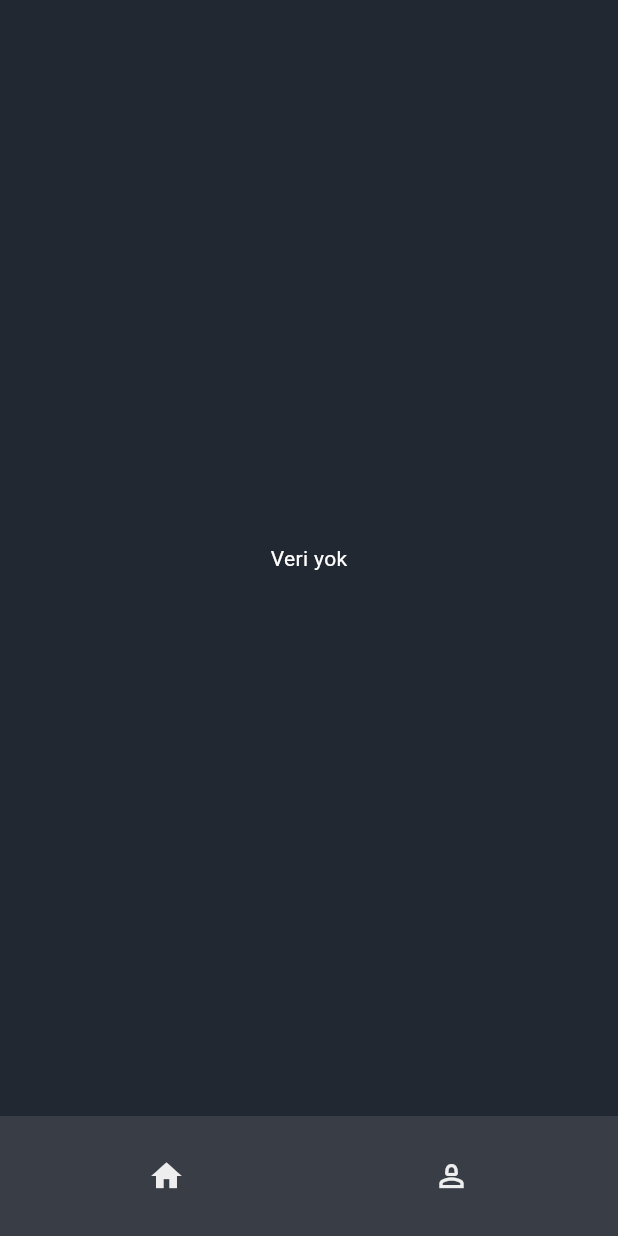
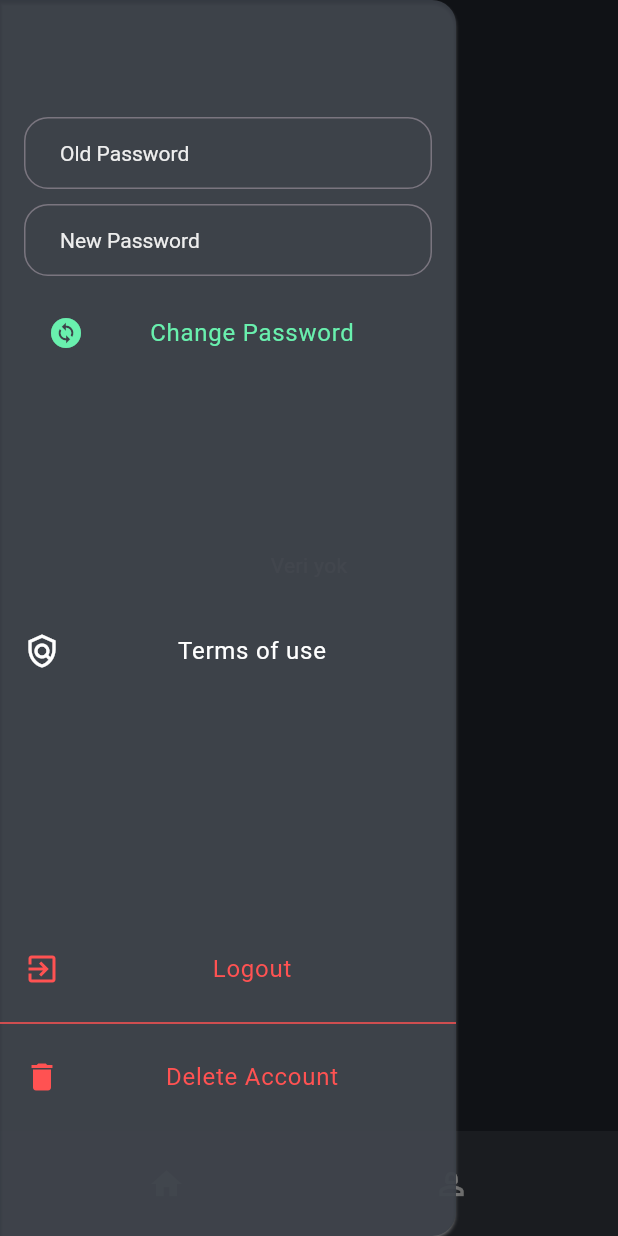
Before and after one commit to burakutf/tradeapp, a Flutter app: the ProfileDetail screen opened by its route, with the side drawer open (before the commit the screen has no drawer), on a phone screen of 412 x 824 dp. Run offline on Flutter 3.47's test engine with Material 2 defaults, Android fonts, the light colour scheme and no system bars; our stand-ins replace carousel_slider, dio, shared_preferences; accounts and stored records are empty; network calls fail.

Commit message:
language_fix_and_android_icon

```diff
--- a/lib/screens/auth/login.dart
+++ b/lib/screens/auth/login.dart
@@ -180,7 +180,7 @@ class LoginPageState extends State<LoginPage> {
                     hintStyle: const TextStyle(
                       color: Colors.white,
                     ),
-                    labelText: "Şifre",
+                    labelText: "Password",
                     labelStyle: textStyle,
                     border: OutlineInputBorder(
                       borderRadius: BorderRadius.circular(16),
@@ -195,9 +195,9 @@ class LoginPageState extends State<LoginPage> {
                   ),
                   validator: (value) {
                     if (value == null || value.isEmpty) {
-                      return 'Şifre boş bırakılamaz';
+                      return 'Password cannot be left blank';
                     } else if (value.length < 8) {
-                      return 'Şifre en az 8 karakter olmalıdır';
+                      return 'Password must be at least 8 characters';
                     }
                     return null;
                   },
--- a/lib/screens/auth/next_step_forgot_password.dart
+++ b/lib/screens/auth/next_step_forgot_password.dart
@@ -305,7 +305,7 @@ class ForgotPasswordNextStepPageState extends State<ForgotPasswordNextStepPage>
                         width: 300,
                         child: Center(
                           child: Text(
-                            'Onayla',
+                            'Accept',
                             style: TextStyle(color: Colors.black),
                           ),
                         ),
--- a/lib/screens/auth/verification_code.dart
+++ b/lib/screens/auth/verification_code.dart
@@ -239,7 +239,7 @@ class EmailVerificationPageState extends State<EmailVerificationPage> {
                         width: 300,
                         child: Center(
                           child: Text(
-                            'Onayla',
+                            'Accept',
                             style: TextStyle(color: Colors.black),
                           ),
                         ),
--- a/lib/screens/profile.dart
+++ b/lib/screens/profile.dart
@@ -21,6 +21,7 @@ class _ProfileDetailState extends State<ProfileDetail> {
   final TextEditingController phoneController = TextEditingController();
   final TextEditingController oldPasswordController = TextEditingController();
   final TextEditingController passwordController = TextEditingController();
+  int? userId;
   String? _errorMessage;
   final _formKey = GlobalKey<FormState>();
   Color errorColor = Colors.redAccent;
@@ -48,6 +49,9 @@ class _ProfileDetailState extends State<ProfileDetail> {
     );
   }
 
+  final GlobalKey<ScaffoldState> scaffoldKey =
+      GlobalKey<ScaffoldState>(); // Anahtar oluştur
+
   void updatePassword() async {
     final response = await ApiService().updatePassword(
         oldPassword: oldPasswordController.text,
@@ -57,7 +61,7 @@ class _ProfileDetailState extends State<ProfileDetail> {
       if (response.containsKey('message')) {
         setState(() {
           _errorMessage = "Changed Password";
-          errorColor=Colors.greenAccent;
+          errorColor = Colors.greenAccent;
           oldPasswordController.clear();
           passwordController.clear();
         });
@@ -80,9 +84,67 @@ class _ProfileDetailState extends State<ProfileDetail> {
     });
   }
 
+  Future<void> _showDeleteConfirmationDialog(
+      BuildContext context, String title, String text) async {
+    return showDialog<void>(
+      context: context,
+      barrierDismissible:
+          false, // Kullanıcı ekranın dışına tıklayarak kapatamaz
+      builder: (BuildContext context) {
+        return AlertDialog(
+          backgroundColor: Theme.of(context).scaffoldBackgroundColor,
+          title: Text(
+            title,
+            style: const TextStyle(color: Colors.white),
+          ),
+          content: SingleChildScrollView(
+            child: ListBody(
+              children: <Widget>[
+                Text(
+                  text,
+                  style: const TextStyle(color: Colors.white),
+                ),
+              ],
+            ),
+          ),
+          actions: <Widget>[
+            TextButton(
+              child: const Text(
+                'Cancel',
+                style: TextStyle(color: Colors.white),
+              ),
+              onPressed: () {
+                Navigator.of(context).pop();
+              },
+            ),
+            TextButton(
+              child: const Text(
+                'OK',
+                style: TextStyle(color: Colors.white),
+              ),
+              onPressed: () async {
+                await ApiService().removeUserProfile(userId);
+                AuthService().deleteAuthToken();
+                _navigateToHome();
+              },
+            ),
+          ],
+        );
+      },
+    );
+  }
+
+  void _navigateToHome() {
+    Navigator.of(context).pushReplacement(
+      PageRouteBuilder(
+        pageBuilder: (context, animation1, animation2) => const HomePage(),
+        transitionDuration: const Duration(seconds: 0),
+      ),
+    );
+  }
+
   @override
   Widget build(BuildContext context) {
-
     TextStyle textStyle = Theme.of(context).textTheme.displayLarge!;
     ThemeData themeData = Theme.of(context);
     TextStyle textStyleLarge = Theme.of(context).textTheme.titleMedium!;
@@ -91,12 +153,194 @@ class _ProfileDetailState extends State<ProfileDetail> {
     TextStyle textStyleSmall = Theme.of(context).textTheme.displaySmall!;
 
     return Scaffold(
+      key: scaffoldKey,
       bottomNavigationBar: const CustomBottomAppBar(),
+      drawer: Drawer(
+        child: Column(
+          mainAxisAlignment: MainAxisAlignment.spaceAround,
+          children: [
+            Form(
+              key: _formKey,
+              child: Padding(
+                padding: const EdgeInsets.only(left: 16.0, right: 16.0),
+                child: Column(
+                  // Column kullanarak alt alta sıralama
+                  children: [
+                    TextFormField(
+                      controller: oldPasswordController,
+                      obscureText: true,
+                      style: textStyle,
+                      cursorColor: Theme.of(context).primaryColor,
+                      decoration: InputDecoration(
+                        contentPadding: const EdgeInsets.symmetric(
+                          vertical: 10.0,
+                          horizontal: 20.0,
+                        ),
+                        focusedBorder: OutlineInputBorder(
+                          borderRadius: BorderRadius.circular(16),
+                          borderSide: BorderSide(
+                            color: themeData.primaryColor,
+                          ), // Border rengi
+                        ),
+                        hintStyle: const TextStyle(
+                          color: Colors.white,
+                        ),
+                        labelText: "Old Password",
+                        labelStyle: textStyleSmall,
+                        border: OutlineInputBorder(
+                          borderRadius: BorderRadius.circular(16),
+                        ),
+                      ),
+                      validator: (value) {
+                        if (value == null || value.isEmpty) {
+                          return 'Password cannot be left blank';
+                        } else if (value.length < 8) {
+                          return 'Password must be at least 8 characters';
+                        }
+                        return null;
+                      },
+                    ),
+                    const SizedBox(
+                      height: 10,
+                    ),
+                    TextFormField(
+                      controller: passwordController,
+                      obscureText: true,
+                      style: textStyle,
+                      cursorColor: Theme.of(context).primaryColor,
+                      decoration: InputDecoration(
+                        contentPadding: const EdgeInsets.symmetric(
+                          vertical: 10.0,
+                          horizontal: 20.0,
+                        ),
+                        focusedBorder: OutlineInputBorder(
+                          borderRadius: BorderRadius.circular(16),
+                          borderSide: BorderSide(
+                            color: themeData.primaryColor,
+                          ), // Border rengi
+                        ),
+                        hintStyle: const TextStyle(
+                          color: Colors.white,
+                        ),
+                        labelText: "New Password",
+                        labelStyle: textStyleSmall,
+                        border: OutlineInputBorder(
+                          borderRadius: BorderRadius.circular(16),
+                        ),
+                      ),
+                      validator: (value) {
+                        if (value == null || value.isEmpty) {
+                          return 'Password cannot be left blank';
+                        } else if (value.length < 8) {
+                          return 'Password must be at least 8 characters';
+                        }
+                        return null;
+                      },
+                    ),
+                    const SizedBox(
+                      height: 10,
+                    ),
+                    if (_errorMessage != null)
+                      Text(
+                        _errorMessage!,
+                        style: TextStyle(
+                          color: errorColor,
+                          fontSize: 16,
+                        ),
+                      ),
+                    ListTile(
+                      onTap: () {
+                        if (_formKey.currentState!.validate()) {
+                          updatePassword();
+                        }
+                      },
+                      leading: const Icon(
+                        Icons.change_circle,
+                        color: Colors.greenAccent,
+                      ),
+                      title: const SizedBox(
+                        height: 30,
+                        width: 130,
+                        child: Center(
+                          child: Text(
+                            "Change Password",
+                            style: TextStyle(color: Colors.greenAccent),
+                          ),
+                        ),
+                      ),
+                    ),
+                  ],
+                ),
+              ),
+            ),
+            ListTile(
+              onTap: () {},
+              leading: const Icon(
+                Icons.policy_outlined,
+                color: Colors.white,
+              ),
+              title: const Center(
+                child:
+                    Text("Terms of use", style: TextStyle(color: Colors.white)),
+              ),
+            ),
+            Column(
+              children: [
+                ListTile(
+                  onTap: () {
+                    AuthService().deleteAuthToken();
+                    Navigator.of(context).pushReplacement(
+                      PageRouteBuilder(
+                        pageBuilder: (context, animation1, animation2) =>
+                            const HomePage(),
+                        transitionDuration: const Duration(seconds: 0),
+                      ),
+                    );
+                  },
+                  leading: const Icon(
+                    Icons.exit_to_app,
+                    color: Colors.redAccent,
+                  ),
+                  title: const SizedBox(
+                    height: 30,
+                    width: 100,
+                    child: Center(
+                      child: Text(
+                        "Logout",
+                        style: TextStyle(color: Colors.redAccent),
+                      ),
+                    ),
+                  ),
+                ),
+                const Divider(
+                  thickness: 1,
+                  color: Colors.redAccent,
+                ),
+                ListTile(
+                  onTap: () {
+                    _showDeleteConfirmationDialog(context, 'Delete Account',
+                        'Are you sure you want to delete your account?');
+                  },
+                  leading: const Icon(
+                    Icons.delete,
+                    color: Colors.redAccent,
+                  ),
+                  title: const Center(
+                    child: Text(
+                      "Delete Account",
+                      style: TextStyle(color: Colors.redAccent),
+                    ),
+                  ),
+                ),
+              ],
+            ),
+          ],
+        ),
+      ),
       body: SafeArea(
         child: FutureBuilder<List<UserData>?>(
           future: userDataFuture,
           builder: (context, snapshot) {
-
             if (snapshot.connectionState == ConnectionState.waiting) {
               return const Center(child: CircularProgressIndicator());
             } else if (snapshot.hasError) {
@@ -104,13 +348,15 @@ class _ProfileDetailState extends State<ProfileDetail> {
             } else if (!snapshot.hasData ||
                 snapshot.data == null ||
                 snapshot.data!.isEmpty) {
+                  AuthService().deleteAuthToken();
               return const Center(
                 child: Text("Veri yok", style: TextStyle(color: Colors.white)),
               );
             } else {
               final userData = snapshot.data![0];
-
-              return Column(
+              userId = userData.id;
+              return SingleChildScrollView(
+                child: Column(
                   mainAxisAlignment: MainAxisAlignment.spaceEvenly,
                   children: [
                     Container(
@@ -121,8 +367,8 @@ class _ProfileDetailState extends State<ProfileDetail> {
                             .center, // Stack içindeki elemanları merkeze hizala
                         children: [
                           ClipRRect(
-                          borderRadius:
-                              BorderRadius.circular(16.0), // Resim için radius
+                            borderRadius: BorderRadius.circular(
+                                16.0), // Resim için radius
                             child: const Image(
                               image:
                                   AssetImage("assets/home/profilegradient.jpg"),
@@ -134,8 +380,8 @@ class _ProfileDetailState extends State<ProfileDetail> {
                             children: [
                               const CircleAvatar(
                                 radius: 50,
-                              backgroundImage:
-                                  AssetImage('assets/home/userprofileicon.jpg'),
+                                backgroundImage: AssetImage(
+                                    'assets/home/userprofileicon.jpg'),
                               ),
                               ListTile(
                                 title: Text(
@@ -161,10 +407,20 @@ class _ProfileDetailState extends State<ProfileDetail> {
                                   bottomRight: Radius.circular(20)),
                               child: Container(
                                 color: themeData.secondaryHeaderColor,
-                              height: 32.0, // Çıkıntının yüksekliğini ayarlayın
+                                height:
+                                    32.0, // Çıkıntının yüksekliğini ayarlayın
                               ),
                             ),
                           ),
+                          Positioned(
+                              top: 10,
+                              right: 10,
+                              child: IconButton(
+                                  onPressed: () {
+                                    scaffoldKey.currentState
+                                        ?.openDrawer(); // Çekmeceyi açar
+                                  },
+                                  icon: const Icon(Icons.settings))),
                         ],
                       ),
                     ),
@@ -202,145 +458,18 @@ class _ProfileDetailState extends State<ProfileDetail> {
                             ),
                             RowWithSpaceBetween(
                               icon: Icons.person,
-                            text: '${userData.dateJoined}'.substring(0,10),
+                              text: '${userData.dateJoined}'.substring(0, 10),
                               textStyle: textStyle,
                             ),
                           ],
                         ),
                       ),
                     ),
-                  Form(
-                    key: _formKey,
-                    child: Padding(
-                      padding: const EdgeInsets.only(left: 16.0, right: 16.0),
-                      child: Row(
-                        children: [
-                          Expanded(
-                            child: TextFormField(
-                              controller: oldPasswordController,
-                              obscureText: true,
-                              style: textStyle,
-                              cursorColor: Theme.of(context).primaryColor,
-                              decoration: InputDecoration(
-                                contentPadding: const EdgeInsets.symmetric(
-                                    vertical: 10.0, horizontal: 20.0),
-                                focusedBorder: OutlineInputBorder(
-                                  borderRadius: BorderRadius.circular(16),
-                                  borderSide: BorderSide(
-                                      color: themeData
-                                          .primaryColor), // Border rengi
-                                ),
-                                hintStyle: const TextStyle(
-                                  color: Colors.white,
-                                ),
-                                labelText: "Old Password",
-                                labelStyle: textStyleSmall,
-                                border: OutlineInputBorder(
-                                  borderRadius: BorderRadius.circular(16),
-                                ),
-                              ),
-                              validator: (value) {
-                            if (value == null || value.isEmpty) {
-                                  return 'Password cannot be left blank';
-                                } else if (value.length < 8) {
-                                  return 'Password must be at least 8 characters';
-                                }
-                                return null;
-                              },
-                            ),
-                          ),
                     const SizedBox(
-                            width: 10,
-                          ),
-                          Expanded(
-                            child: TextFormField(
-                              controller: passwordController,
-                              obscureText: true,
-                              style: textStyle,
-                              cursorColor: Theme.of(context).primaryColor,
-                              decoration: InputDecoration(
-                                contentPadding: const EdgeInsets.symmetric(
-                                    vertical: 10.0, horizontal: 20.0),
-                                focusedBorder: OutlineInputBorder(
-                                  borderRadius: BorderRadius.circular(16),
-                                  borderSide: BorderSide(
-                                      color: themeData
-                                          .primaryColor), // Border rengi
-                                ),
-                                hintStyle: const TextStyle(
-                                  color: Colors.white,
-                                ),
-                                labelText: "New Password",
-                                labelStyle: textStyleSmall,
-                                border: OutlineInputBorder(
-                                  borderRadius: BorderRadius.circular(16),
-                                ),
-                              ),
-                              validator: (value) {
-                                if (value == null || value.isEmpty) {
-                                  return 'Password cannot be left blank';
-                                } else if (value.length < 8) {
-                                  return 'Password must be at least 8 characters';
-                                }
-                                return null;
-                              },
-                            ),
-                          ),
+                      height: 20,
+                    )
                   ],
                 ),
-                    ),
-                  ),
-                  if (_errorMessage != null)
-                    Text(
-                      _errorMessage!,
-                      style:  TextStyle(
-                        color: errorColor,
-                        fontSize: 16,
-                      ),
-                    ),
-                  const SizedBox(
-                    height: 10,
-                  ),
-                  Row(
-                    mainAxisAlignment: MainAxisAlignment.spaceAround,
-                    children: [
-                      InkWell(
-                        onTap: () {
-                          if (_formKey.currentState!.validate()) {
-                            updatePassword();
-                          }
-                        },
-                        child: const SizedBox(
-                            height: 30,
-                            width: 130,
-                            child: Center(
-                                child: Text(
-                              "Change Password",
-                              style: TextStyle(color: Colors.greenAccent),
-                            ))),
-                      ),
-                      InkWell(
-                        onTap: () {
-                          AuthService().deleteAuthToken();
-                          Navigator.of(context)
-                              .pushReplacement(PageRouteBuilder(
-                            pageBuilder: (context, animation1, animation2) =>
-                                const HomePage(),
-                            transitionDuration: const Duration(seconds: 0),
-                          ));
-                        },
-                        child: const SizedBox(
-                            height: 30,
-                            width: 100,
-                            child: Center(
-                                child: Text(
-                              "Logout",
-                              style: TextStyle(color: Colors.redAccent),
-                            ))),
-                      ),
-                    ],
-                  )
-                ],
               );
             }
           },
--- a/lib/widget/custom_bottom_app_bar.dart
+++ b/lib/widget/custom_bottom_app_bar.dart
@@ -33,19 +33,20 @@ class CustomBottomAppBar extends StatelessWidget {
   @override
   Widget build(BuildContext context) {
     return BottomAppBar(
+      height: 70,
       child: Row(
         mainAxisAlignment: MainAxisAlignment.spaceAround,
         children: [
           IconButton(
-              onPressed: () {    if (ModalRoute.of(context)?.settings.name != '/') {
-
+              onPressed: () {
+                if (ModalRoute.of(context)?.settings.name != '/') {
                   Navigator.of(context).push(NoAnimationPageRoute(
                     builder: (_) => const HomePage(),
                     settings: const RouteSettings(name: '/'),
-));}
+                  ));
+                }
               },
               icon: const Icon(Icons.home)),
-
           IconButton(
             icon: const Icon(Icons.person_2_outlined),
             onPressed: () {
@@ -69,7 +70,6 @@ Navigator.of(context).push(NoAnimationPageRoute(
               }
             },
           )
-
         ],
       ),
     );
```
Also changed, not shown: lib/screens/auth/forgot_password.dart (+4 -4 lines), lib/screens/auth/register.dart (+11 -9 lines), lib/screens/object_detail.dart (+5 -4 lines), lib/services/api_services.dart (+36 -33 lines), lib/widget/home/analysis_list_view.dart (+16 -34 lines), lib/widget/home/announcement_slider.dart (+5 -9 lines), assets/home/sliderbtc.jpg (deleted), assets/home/sliderbtcdoor.jpg (deleted), assets/home/sliderbtcworld.jpg (deleted), assets/home/sliderchart.jpg (deleted), assets/home/sliderimage.jpg (added), assets/home/sliderimage1.jpg (added), assets/home/sliderphoto.jpeg (added), 14 other files. Lines whose indentation alone changed are shown as unchanged.
